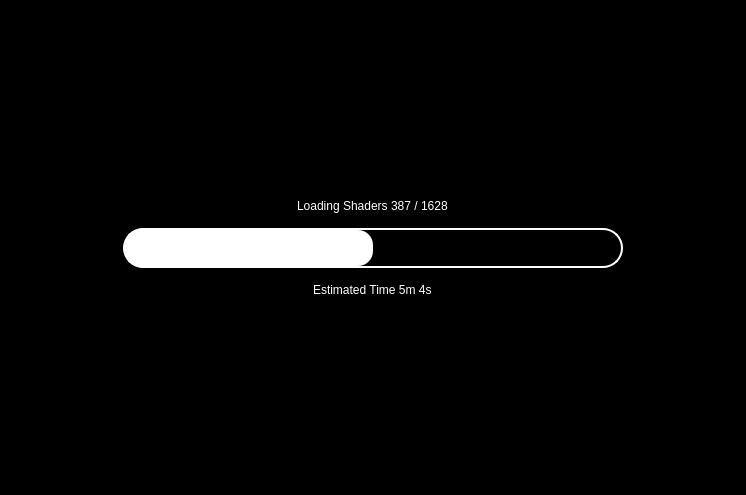
The window that src/citron/loading_screen.ui (pflyly/citron-mirror) describes before a commit, drawn with Qt 5.
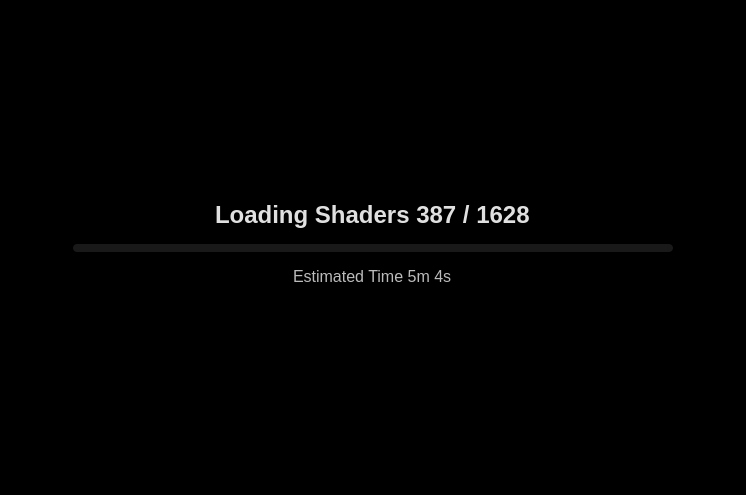
The same window after the commit.

Commit message:
feat: implement modern dark theme and loading screen redesign
- Redesign loading screen progress bar with gradient animation
- Update loading screen typography using Segoe UI
- Add comprehensive dark theme styling to main window
- Modernize menu, toolbar, and dock widget appearances

```diff
--- a/src/citron/loading_screen.ui
+++ b/src/citron/loading_screen.ui
@@ -70,16 +70,19 @@
         </property>
         <item alignment="Qt::AlignHCenter|Qt::AlignBottom">
          <widget class="QLabel" name="stage">
+          <property name="styleSheet">
+           <string notr="true">background-color: transparent;
+color: #E0E0E0;
+font-family: 'Segoe UI', Arial;
+font-size: 24px;
+font-weight: 500;</string>
+          </property>
           <property name="sizePolicy">
            <sizepolicy hsizetype="Minimum" vsizetype="Minimum">
             <horstretch>0</horstretch>
             <verstretch>0</verstretch>
            </sizepolicy>
           </property>
-          <property name="styleSheet">
-           <string notr="true">background-color: black; color: white;
-font: 75 20pt &quot;Arial&quot;;</string>
-          </property>
           <property name="text">
            <string>Loading Shaders 387 / 1628</string>
           </property>
@@ -87,28 +90,28 @@
         </item>
         <item alignment="Qt::AlignHCenter|Qt::AlignTop">
          <widget class="QProgressBar" name="progress_bar">
-          <property name="sizePolicy">
-           <sizepolicy hsizetype="Expanding" vsizetype="Preferred">
-            <horstretch>0</horstretch>
-            <verstretch>0</verstretch>
-           </sizepolicy>
-          </property>
           <property name="minimumSize">
            <size>
-            <width>500</width>
-            <height>40</height>
+            <width>600</width>
+            <height>8</height>
+           </size>
+          </property>
+          <property name="maximumSize">
+           <size>
+            <width>800</width>
+            <height>8</height>
            </size>
           </property>
           <property name="styleSheet">
            <string notr="true">QProgressBar {
-color: white;
-border: 2px solid white;
-outline-color: black;
-border-radius: 20px;
+    background-color: rgba(255, 255, 255, 0.1);
+    border: none;
+    border-radius: 4px;
 }
 QProgressBar::chunk {
-background-color: white;
-border-radius: 15px;
+    background: qlineargradient(x1:0, y1:0, x2:1, y2:0,
+                              stop:0 #FFD700, stop:1 #FFA500);
+    border-radius: 4px;
 }</string>
           </property>
           <property name="value">
@@ -124,13 +127,16 @@
         </item>
         <item alignment="Qt::AlignHCenter|Qt::AlignTop">
          <widget class="QLabel" name="value">
+          <property name="styleSheet">
+           <string notr="true">background-color: transparent;
+color: #BBBBBB;
+font-family: 'Segoe UI', Arial;
+font-size: 16px;
+font-weight: 400;</string>
+          </property>
           <property name="toolTip">
            <string notr="true"/>
           </property>
-          <property name="styleSheet">
-           <string notr="true">background-color: black; color: white;
-font: 75 15pt &quot;Arial&quot;;</string>
-          </property>
           <property name="text">
            <string>Estimated Time 5m 4s</string>
           </property>
```
The commit also changes 1 other file.
